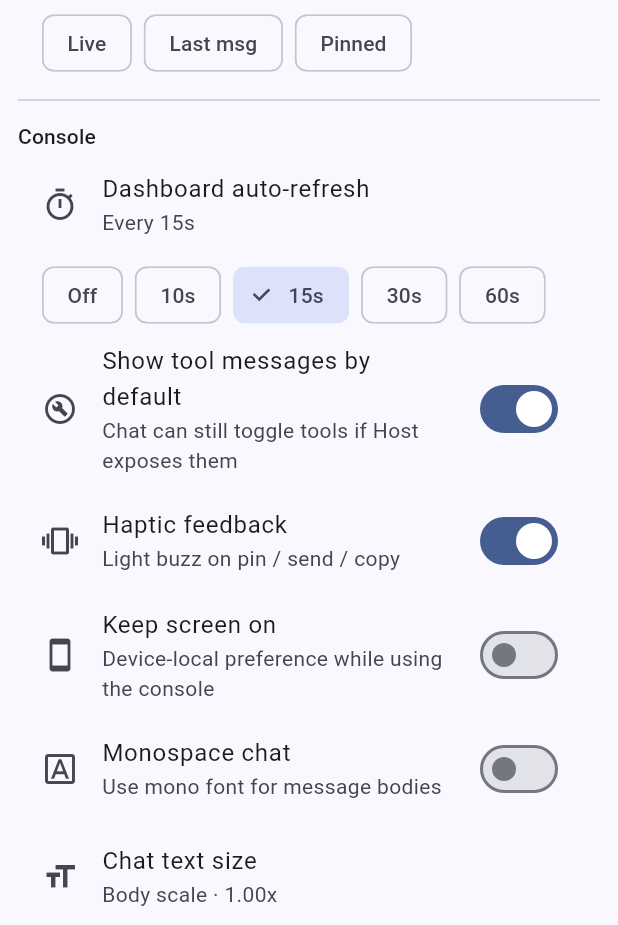
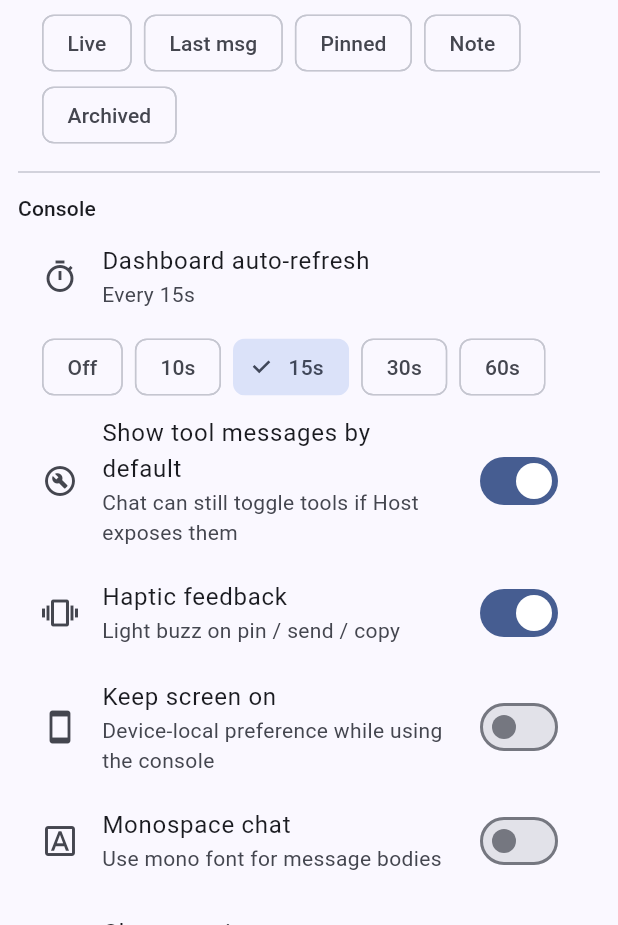
Before and after one commit to mengmenglin123/AgentDeck, a Flutter app: the SettingsScreen screen opened directly, scrolled down 576 dp, on a phone screen of 412 x 824 dp, the part 311-1236 px from its top. Run offline on Flutter 3.47's test engine with Material 3 defaults, Android fonts, the phone set to English and light mode, and no system bars; our stand-ins replace flutter_secure_storage, shared_preferences; accounts and stored records are empty; statements that could not run were skipped.

Commit message:
feat: sessions note/archived, connect deviceId, workspace children
- Sessions sort modes: note, archived
- Connect profile sort by deviceId
- Workspace children/entries count sort

```diff
--- a/apps/mobile/lib/screens/sessions_screen.dart
+++ b/apps/mobile/lib/screens/sessions_screen.dart
@@ -386,7 +386,7 @@ class _SessionsScreenState extends State<SessionsScreen> {
         : 'updated';
     list.sort((a, b) {
       int dir(int c) => _sortAsc ? c : -c;
-      if (sortMode != 'pinned') {
+      if (sortMode != 'pinned' && sortMode != 'archived') {
         final ap = _pinned.contains(a.sessionKey) ? 0 : 1;
         final bp = _pinned.contains(b.sessionKey) ? 0 : 1;
         if (ap != bp) return ap.compareTo(bp);
@@ -443,6 +443,18 @@ class _SessionsScreenState extends State<SessionsScreen> {
           final pb = _pinned.contains(b.sessionKey) ? 1 : 0;
           final pc = pa.compareTo(pb);
           if (pc != 0) return dir(-pc); // pinned first by default dir
+          return dir(a.displayTitle.toLowerCase().compareTo(b.displayTitle.toLowerCase()));
+        case 'note':
+          final na = (_noteMap[a.sessionKey] ?? '').toLowerCase();
+          final nb = (_noteMap[b.sessionKey] ?? '').toLowerCase();
+          final nc = na.compareTo(nb);
+          if (nc != 0) return dir(nc);
+          return dir(a.displayTitle.toLowerCase().compareTo(b.displayTitle.toLowerCase()));
+        case 'archived':
+          final aa = _archived.contains(a.sessionKey) ? 1 : 0;
+          final ab = _archived.contains(b.sessionKey) ? 1 : 0;
+          final ac = aa.compareTo(ab);
+          if (ac != 0) return dir(-ac); // archived first by default dir
           return dir(a.displayTitle.toLowerCase().compareTo(b.displayTitle.toLowerCase()));
         case 'recent':
           final ar = _recentRank[a.sessionKey];
@@ -1004,6 +1016,8 @@ class _SessionsScreenState extends State<SessionsScreen> {
                             PopupMenuItem(value: 'live', child: Text('Sort: Live')),
                             PopupMenuItem(value: 'last', child: Text('Sort: Last msg')),
                             PopupMenuItem(value: 'pinned', child: Text('Sort: Pinned')),
+                            PopupMenuItem(value: 'note', child: Text('Sort: Note')),
+                            PopupMenuItem(value: 'archived', child: Text('Sort: Archived')),
                           ],
                           child: Padding(
                             padding: const EdgeInsets.symmetric(horizontal: 4),
@@ -1025,6 +1039,8 @@ class _SessionsScreenState extends State<SessionsScreen> {
                                   'live': 'Live',
                                   'last': 'Last msg',
                                   'pinned': 'Pinned',
+                                  'note': 'Note',
+                                  'archived': 'Archived',
                                 }[settings.sessionSort] ??
                                     'Updated',
                                 style: const TextStyle(fontSize: 12),
--- a/apps/mobile/lib/screens/settings_screen.dart
+++ b/apps/mobile/lib/screens/settings_screen.dart
@@ -221,6 +221,8 @@ class _SettingsScreenState extends State<SettingsScreen> {
                   ('live', 'Live'),
                   ('last', 'Last msg'),
                   ('pinned', 'Pinned'),
+                  ('note', 'Note'),
+                  ('archived', 'Archived'),
                 ])
                   ChoiceChip(
                     label: Text(e.$2),
@@ -449,6 +451,10 @@ class _SettingsScreenState extends State<SettingsScreen> {
         return 'By last user message then title';
       case 'pinned':
         return 'Pinned first (then title; respects direction)';
+      case 'note':
+        return 'By local session note then title';
+      case 'archived':
+        return 'Archived first (then title; respects direction)';
       case 'recent':
         return 'By recently opened on this device (pins still first)';
       default:
--- a/apps/mobile/lib/services/app_settings_controller.dart
+++ b/apps/mobile/lib/services/app_settings_controller.dart
@@ -56,7 +56,7 @@ class AppSettingsController extends ChangeNotifier {
     }
     showToolsDefault = p.getBool(_kShowTools) ?? true;
     sessionSort = p.getString(_kSort) ?? 'updated';
-    const allowed = {'updated', 'title', 'project', 'created', 'recent', 'model', 'key', 'platform', 'agent', 'mode', 'workdir', 'running', 'live', 'last', 'pinned'};
+    const allowed = {'updated', 'title', 'project', 'created', 'recent', 'model', 'key', 'platform', 'agent', 'mode', 'workdir', 'running', 'live', 'last', 'pinned', 'note', 'archived'};
     if (!allowed.contains(sessionSort)) sessionSort = 'updated';
     highContrast = p.getBool(_kContrast) ?? false;
     hapticsEnabled = p.getBool(_kHaptics) ?? true;
--- a/apps/mobile/pubspec.yaml
+++ b/apps/mobile/pubspec.yaml
@@ -1,7 +1,7 @@
 name: huanhermes_app
 description: HuanHermes remote console for Claude Code / Codex / Hermes hosts.
 publish_to: "none"
-version: 0.1.94+94
+version: 0.1.95+95
 
 environment:
   sdk: ">=3.3.0 <4.0.0"
```
Also changed, not shown: apps/mobile/lib/screens/connect_screen.dart (+22 -8 lines), apps/mobile/lib/screens/workspace_screen.dart (+47 -11 lines), 2 other files.
